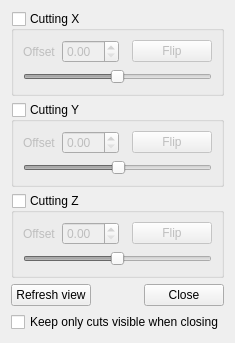
First picture: the form in src/Mod/Part/Gui/SectionCutting.ui, repository southseact-3d/fcd, before the edit.
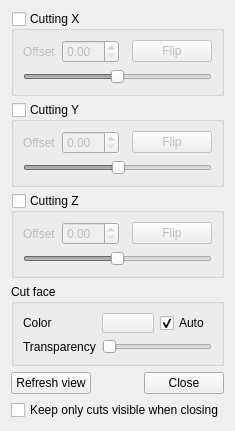
Second picture: the form after the edit. Custom widgets are drawn as their Qt base class.

Commit message:
[Part] Section cut: add missing color handling for the cut faces
- the color was not handled at all and thus was often criticized

```diff
--- a/src/Mod/Part/Gui/SectionCutting.ui
+++ b/src/Mod/Part/Gui/SectionCutting.ui
@@ -6,8 +6,8 @@
    <rect>
     <x>0</x>
     <y>0</y>
-    <width>233</width>
-    <height>340</height>
+    <width>230</width>
+    <height>427</height>
    </rect>
   </property>
   <property name="maximumSize">
@@ -20,7 +20,7 @@
    <string>Permanent Section Cutting</string>
   </property>
   <layout class="QGridLayout" name="gridLayout_5">
-   <item row="0" column="0" colspan="4">
+   <item row="0" column="0" colspan="3">
     <widget class="QGroupBox" name="groupBoxX">
      <property name="maximumSize">
       <size>
@@ -94,33 +94,7 @@
      </layout>
     </widget>
    </item>
-   <item row="5" column="2">
-    <spacer name="verticalSpacer">
-     <property name="orientation">
-      <enum>Qt::Vertical</enum>
-     </property>
-     <property name="sizeHint" stdset="0">
-      <size>
-       <width>20</width>
-       <height>40</height>
-      </size>
-     </property>
-    </spacer>
-   </item>
-   <item row="3" column="0">
-    <widget class="QPushButton" name="RefreshCutPB">
-     <property name="enabled">
-      <bool>true</bool>
-     </property>
-     <property name="toolTip">
-      <string>Refreshes the list of visible objects</string>
-     </property>
-     <property name="text">
-      <string>Refresh view</string>
-     </property>
-    </widget>
-   </item>
-   <item row="1" column="0" colspan="4">
+   <item row="1" column="0" colspan="3">
     <widget class="QGroupBox" name="groupBoxY">
      <property name="maximumSize">
       <size>
@@ -188,41 +162,7 @@
      </layout>
     </widget>
    </item>
-   <item row="3" column="3">
-    <widget class="QDialogButtonBox" name="buttonBox">
-     <property name="orientation">
-      <enum>Qt::Horizontal</enum>
-     </property>
-     <property name="standardButtons">
-      <set>QDialogButtonBox::Close</set>
-     </property>
-    </widget>
-   </item>
-   <item row="4" column="0" colspan="4">
-    <widget class="QCheckBox" name="keepOnlyCutCB">
-     <property name="toolTip">
-      <string>When the dialog is closed,
-only created cuts will be visible</string>
-     </property>
-     <property name="text">
-      <string>Keep only cuts visible when closing</string>
-     </property>
-    </widget>
-   </item>
-   <item row="3" column="1">
-    <spacer name="horizontalSpacer_6">
-     <property name="orientation">
-      <enum>Qt::Horizontal</enum>
-     </property>
-     <property name="sizeHint" stdset="0">
-      <size>
-       <width>20</width>
-       <height>20</height>
-      </size>
-     </property>
-    </spacer>
-   </item>
-   <item row="2" column="0" colspan="4">
+   <item row="2" column="0" colspan="3">
     <widget class="QGroupBox" name="groupBoxZ">
      <property name="maximumSize">
       <size>
@@ -296,8 +236,201 @@
      </layout>
     </widget>
    </item>
+   <item row="3" column="0" colspan="3">
+    <widget class="QGroupBox" name="CutfaceGB">
+     <property name="title">
+      <string>Cut face</string>
+     </property>
+     <layout class="QGridLayout" name="gridLayout_4">
+      <item row="0" column="0">
+       <widget class="QLabel" name="label_6">
+        <property name="minimumSize">
+         <size>
+          <width>0</width>
+          <height>0</height>
+         </size>
+        </property>
+        <property name="toolTip">
+         <string>Color of cut face</string>
+        </property>
+        <property name="text">
+         <string>Color</string>
+        </property>
+       </widget>
+      </item>
+      <item row="0" column="1">
+       <widget class="Gui::PrefColorButton" name="CutColor">
+        <property name="enabled">
+         <bool>false</bool>
+        </property>
+        <property name="minimumSize">
+         <size>
+          <width>50</width>
+          <height>20</height>
+         </size>
+        </property>
+        <property name="maximumSize">
+         <size>
+          <width>16777215</width>
+          <height>16777215</height>
+         </size>
+        </property>
+        <property name="color" stdset="0">
+         <color>
+          <red>204</red>
+          <green>204</green>
+          <blue>204</blue>
+         </color>
+        </property>
+        <property name="prefEntry" stdset="0">
+         <cstring>DefaultShapeColor</cstring>
+        </property>
+        <property name="prefPath" stdset="0">
+         <cstring>View</cstring>
+        </property>
+       </widget>
+      </item>
+      <item row="0" column="2">
+       <widget class="Gui::PrefCheckBox" name="AutoCutfaceColor">
+        <property name="minimumSize">
+         <size>
+          <width>0</width>
+          <height>0</height>
+         </size>
+        </property>
+        <property name="toolTip">
+         <string>If checked, the color and transpareny
+will be taken from the cut objects.
+Works only if all objects have the same values.</string>
+        </property>
+        <property name="text">
+         <string>Auto</string>
+        </property>
+        <property name="checked">
+         <bool>true</bool>
+        </property>
+        <property name="prefEntry" stdset="0">
+         <cstring>TwoSideRendering</cstring>
+        </property>
+        <property name="prefPath" stdset="0">
+         <cstring>Mod/Part</cstring>
+        </property>
+       </widget>
+      </item>
+      <item row="1" column="0">
+       <widget class="QLabel" name="label_7">
+        <property name="minimumSize">
+         <size>
+          <width>0</width>
+          <height>0</height>
+         </size>
+        </property>
+        <property name="toolTip">
+         <string>Transparency of cut face</string>
+        </property>
+        <property name="text">
+         <string>Transparency</string>
+        </property>
+       </widget>
+      </item>
+      <item row="1" column="1" colspan="2">
+       <widget class="QSlider" name="CutTransparency">
+        <property name="enabled">
+         <bool>false</bool>
+        </property>
+        <property name="toolTip">
+         <string>0 %</string>
+        </property>
+        <property name="maximum">
+         <number>100</number>
+        </property>
+        <property name="orientation">
+         <enum>Qt::Horizontal</enum>
+        </property>
+       </widget>
+      </item>
+     </layout>
+    </widget>
+   </item>
+   <item row="4" column="0">
+    <widget class="QPushButton" name="RefreshCutPB">
+     <property name="enabled">
+      <bool>true</bool>
+     </property>
+     <property name="toolTip">
+      <string>Refreshes the list of visible objects</string>
+     </property>
+     <property name="text">
+      <string>Refresh view</string>
+     </property>
+    </widget>
+   </item>
+   <item row="4" column="1">
+    <spacer name="horizontalSpacer_6">
+     <property name="orientation">
+      <enum>Qt::Horizontal</enum>
+     </property>
+     <property name="sizeHint" stdset="0">
+      <size>
+       <width>20</width>
+       <height>20</height>
+      </size>
+     </property>
+    </spacer>
+   </item>
+   <item row="4" column="2">
+    <widget class="QDialogButtonBox" name="buttonBox">
+     <property name="orientation">
+      <enum>Qt::Horizontal</enum>
+     </property>
+     <property name="standardButtons">
+      <set>QDialogButtonBox::Close</set>
+     </property>
+    </widget>
+   </item>
+   <item row="5" column="0" colspan="3">
+    <widget class="QCheckBox" name="keepOnlyCutCB">
+     <property name="toolTip">
+      <string>When the dialog is closed,
+only created cuts will be visible</string>
+     </property>
+     <property name="text">
+      <string>Keep only cuts visible when closing</string>
+     </property>
+    </widget>
+   </item>
+   <item row="6" column="2">
+    <spacer name="verticalSpacer">
+     <property name="orientation">
+      <enum>Qt::Vertical</enum>
+     </property>
+     <property name="sizeHint" stdset="0">
+      <size>
+       <width>20</width>
+       <height>40</height>
+      </size>
+     </property>
+    </spacer>
+   </item>
   </layout>
  </widget>
+ <customwidgets>
+  <customwidget>
+   <class>Gui::ColorButton</class>
+   <extends>QPushButton</extends>
+   <header>Gui/Widgets.h</header>
+  </customwidget>
+  <customwidget>
+   <class>Gui::PrefColorButton</class>
+   <extends>Gui::ColorButton</extends>
+   <header>Gui/PrefWidgets.h</header>
+  </customwidget>
+  <customwidget>
+   <class>Gui::PrefCheckBox</class>
+   <extends>QCheckBox</extends>
+   <header>Gui/PrefWidgets.h</header>
+  </customwidget>
+ </customwidgets>
  <tabstops>
   <tabstop>groupBoxX</tabstop>
   <tabstop>cutX</tabstop>
```
Left out of the diff: 32 changed lines with no effect on the pictures. The commit also changes 2 other files.
